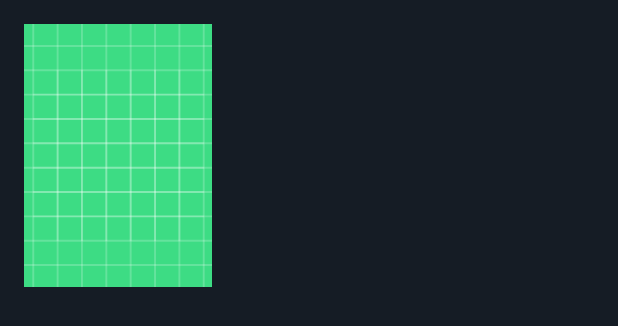
After one commit to devmohammadi/Filipo_MoveApp, an Android app: the layout activity_movie_detail.xml on its own in the app's theme, with its tools: preview values and no code run, on a phone screen of 412 x 824 dp. The commit adds this screen. Shown: the top 326 px of the screen. Run offline under Robolectric (Android 15) with nearby library versions, the phone set to English and light mode, and no system bars.

Commit message:
Create Movie Detail Activity

```diff
--- a/app/src/main/AndroidManifest.xml
+++ b/app/src/main/AndroidManifest.xml
@@ -9,6 +9,7 @@
         android:roundIcon="@mipmap/ic_launcher_round"
         android:supportsRtl="true"
         android:theme="@style/AppTheme">
+        <activity android:name=".MovieDetailActivity"></activity>
         <activity android:name=".HomeActivity">
             <intent-filter>
                 <action android:name="android.intent.action.MAIN" />
--- /dev/null
+++ b/app/src/main/res/layout/activity_movie_detail.xml
@@ -0,0 +1,21 @@
+<?xml version="1.0" encoding="utf-8"?>
+<androidx.constraintlayout.widget.ConstraintLayout xmlns:android="http://schemas.android.com/apk/res/android"
+    xmlns:app="http://schemas.android.com/apk/res-auto"
+    xmlns:tools="http://schemas.android.com/tools"
+    android:layout_width="match_parent"
+    android:layout_height="match_parent"
+    tools:context=".MovieDetailActivity"
+    android:background="@color/colorPrimary">
+
+    <ImageView
+        android:transitionName="sharedName"
+        android:scaleType="centerCrop"
+        android:id="@+id/detail_img"
+        android:layout_width="125dp"
+        android:layout_height="175dp"
+        android:layout_marginStart="16dp"
+        android:layout_marginTop="16dp"
+        app:layout_constraintStart_toStartOf="parent"
+        app:layout_constraintTop_toTopOf="parent"
+        app:srcCompat="@drawable/ic_launcher_background" />
+</androidx.constraintlayout.widget.ConstraintLayout>
```
Also changed, not shown: app/src/main/java/com/example/filipo/HomeActivity.java (+19 -3 lines), app/src/main/java/com/example/filipo/MovieAdapter.java (+10 -1 lines), app/src/main/java/com/example/filipo/MovieDetailActivity.java (added, +23 -0 lines), app/src/main/java/com/example/filipo/MovieItemClickListener.java (added, +8 -0 lines).
